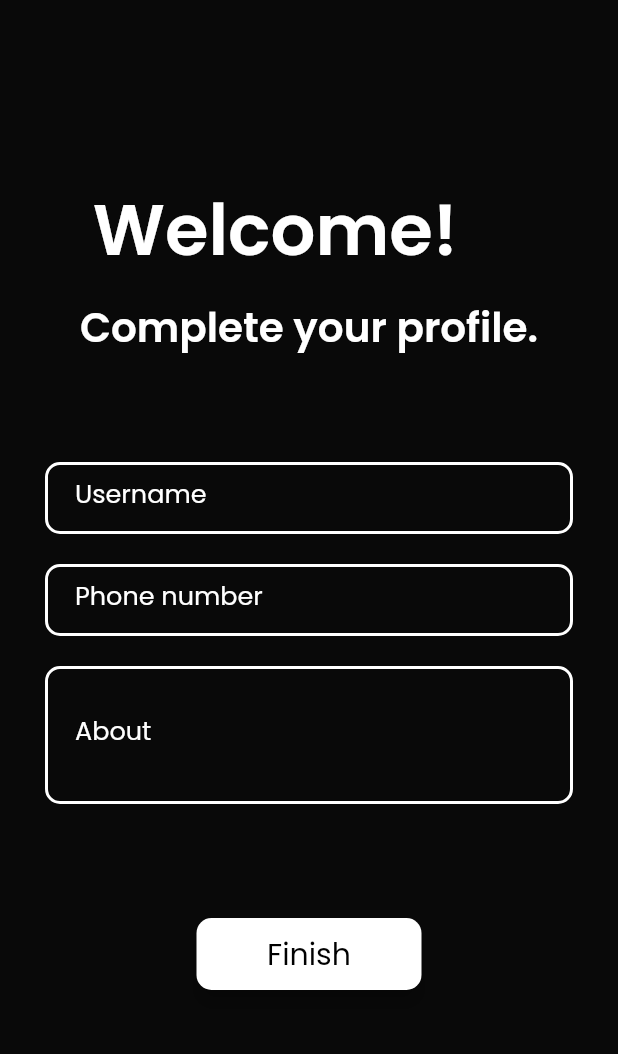
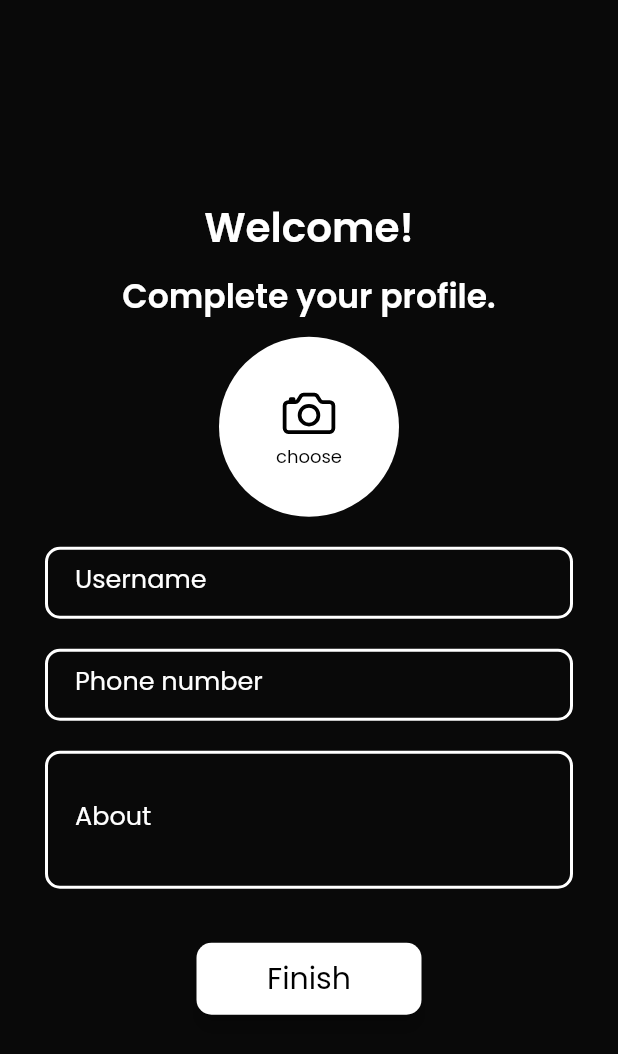
Before and after one commit to GPSxtreme/chatEx, a Flutter app: the profileCreate screen opened by its route, on a phone screen of 412 x 824 dp. Shown: the top 1054 px of the screen. Run offline on Flutter 3.47's test engine with Material 2 defaults, Android fonts, the phone set to English and light mode, and no system bars; drawn by our look-alikes of animated_text_kit; our stand-ins replace auto_size_text, cloud_firestore, file_picker, firebase_auth, firebase_core, firebase_storage and 6 more; accounts and stored records are empty.

Commit message:
added user dp

```diff
--- a/lib/pages/profileCreate.dart
+++ b/lib/pages/profileCreate.dart
@@ -9,7 +9,10 @@ import 'package:chat_room/consts.dart';
 import 'package:firebase_auth/firebase_auth.dart';
 import 'package:modal_progress_hud/modal_progress_hud.dart';
 import 'package:animated_text_kit/animated_text_kit.dart';
-
+import 'package:file_picker/file_picker.dart';
+import 'package:image_picker/image_picker.dart';
+import 'package:firebase_storage/firebase_storage.dart';
+import 'dart:io';
 
 class profileCreate extends StatefulWidget {
   static String id = "profileCreate_Screen";
@@ -29,7 +32,7 @@ class _profileState extends State<profileCreate> {
   String about = '';
   String? userUid;
   late User loggedUser;
-  bool animFinished = false;
+  String imageUrl = " ";
   @override
   void initState() {
     // TODO: implement initState
@@ -48,7 +51,27 @@ class _profileState extends State<profileCreate> {
       print(e);
     }
   }
-
+  void pickUploadImage() async{
+    final image = await ImagePicker().pickImage(
+        source: ImageSource.gallery,
+      imageQuality: 75
+    );
+    setState(() {
+      showLoader = true;
+    });
+    Reference ref = FirebaseStorage.instance.ref().child("userProfilePictures/${loggedUser.uid}.jpg");
+    await ref.putFile(File(image!.path));
+    ref.getDownloadURL().then(
+        (val){
+          setState(() {
+            imageUrl = val;
+          });
+        }
+    );
+    setState(() {
+      showLoader = false;
+    });
+  }
   @override
   Widget build(BuildContext context) {
     Size size = MediaQuery.of(context).size;
@@ -67,13 +90,14 @@ class _profileState extends State<profileCreate> {
                     children: [
                       SizedBox(
                         width: size.width*0.70,
+                        child: Center(
                           child: AnimatedTextKit(
                             animatedTexts: [
                               TypewriterAnimatedText(
                                 'Welcome!',
                                 textStyle: GoogleFonts.poppins(
                                   color: Colors.white,
-                                fontSize: 47,
+                                  fontSize: 27,
                                   fontWeight: FontWeight.w600,
                                 ),
                                 speed: const Duration(milliseconds: 300),
@@ -83,22 +107,42 @@ class _profileState extends State<profileCreate> {
                             repeatForever: true,
                           ),
                         ),
+                      ),
                       SizedBox(height: 10,),
                       Text(
                         'Complete your profile.',
                         style: GoogleFonts.poppins(
                           color: Colors.white,
-                          fontSize: 27,
+                          fontSize: 22,
                           fontWeight: FontWeight.w600,)
                       ),
                     ],
                   ),
+                  SizedBox(height: 10,),
+                  GestureDetector(
+                    onTap: pickUploadImage,
+                    child: imageUrl == " " ? CircleAvatar(
+                      radius: 60,
+                      backgroundColor: Colors.white,
+                      child:  Column(
+                          mainAxisAlignment: MainAxisAlignment.center,
+                          children: [
+                            const Icon(Ionicons.camera_outline,size: 40,color: Colors.black,),
+                            Text("choose",style:GoogleFonts.poppins(color: Colors.black,fontSize:12),)
+                          ],
+                        ),
+                    ) : CircleAvatar(
+                      radius: 60,
+                      backgroundColor: Colors.white,
+                      backgroundImage: NetworkImage(imageUrl),
+                    )
+                  ),
                   Container(
-                    margin: EdgeInsets.all(30),
+                    margin: EdgeInsets.symmetric(horizontal: 30),
                     child: Column(
                       children: [
-                        SizedBox(
-                          height: 40,
+                        const SizedBox(
+                          height: 20,
                         ),
                         TextField(
                           style: GoogleFonts.poppins(
@@ -149,9 +193,6 @@ class _profileState extends State<profileCreate> {
                         SizedBox(
                           height: 20,
                         ),
-                        SizedBox(
-                          height: 40,
-                        ),
                         roundedBtn(title: 'Finish', onPressed: () {
                           if(userName.isNotEmpty && phoneNumber.isNotEmpty && phoneNumber.length == 10 && about.isNotEmpty){
                             setState(() {
@@ -162,7 +203,8 @@ class _profileState extends State<profileCreate> {
                                 "email": loggedUser.email,
                                 "UserName": userName,
                                 "PhoneNumber": phoneNumber,
-                                "about":about
+                                "about":about,
+                                "profileImgLink":imageUrl
                               });
                               Navigator.pushNamed(context, chatScreen.id);
                             }on FirebaseAuthException catch  (e) {
--- a/lib/pages/profileUser.dart
+++ b/lib/pages/profileUser.dart
@@ -55,6 +55,12 @@ class _profileUserState extends State<profileUser> {
                     return Column(
                       mainAxisAlignment: MainAxisAlignment.center,
                       children: [
+                        CircleAvatar(
+                          radius: 60,
+                          backgroundColor: Colors.white,
+                          backgroundImage: NetworkImage(data['profileImgLink']),
+                        ),
+                        const SizedBox(height: 30,),
                         Text("Email:${data["email"]}",style:const TextStyle(color: Colors.white,fontSize: 20)),
                         Text("User name:${data["UserName"]}",style:const TextStyle(color: Colors.white,fontSize: 20)),
                         Text("Phone number:${data["PhoneNumber"]}",style:const TextStyle(color: Colors.white,fontSize: 20)),
--- a/pubspec.yaml
+++ b/pubspec.yaml
@@ -47,6 +47,9 @@ dependencies:
   firebase_auth: ^3.11.2
   cloud_firestore: ^3.5.1
   modal_progress_hud: ^0.1.3
+  file_picker: ^5.2.2
+  image_picker: ^0.8.6
+  firebase_storage: ^10.3.11
 
 dev_dependencies:
   flutter_test:
```
Also changed, not shown: pubspec.lock. Lines whose indentation alone changed are shown as unchanged.
